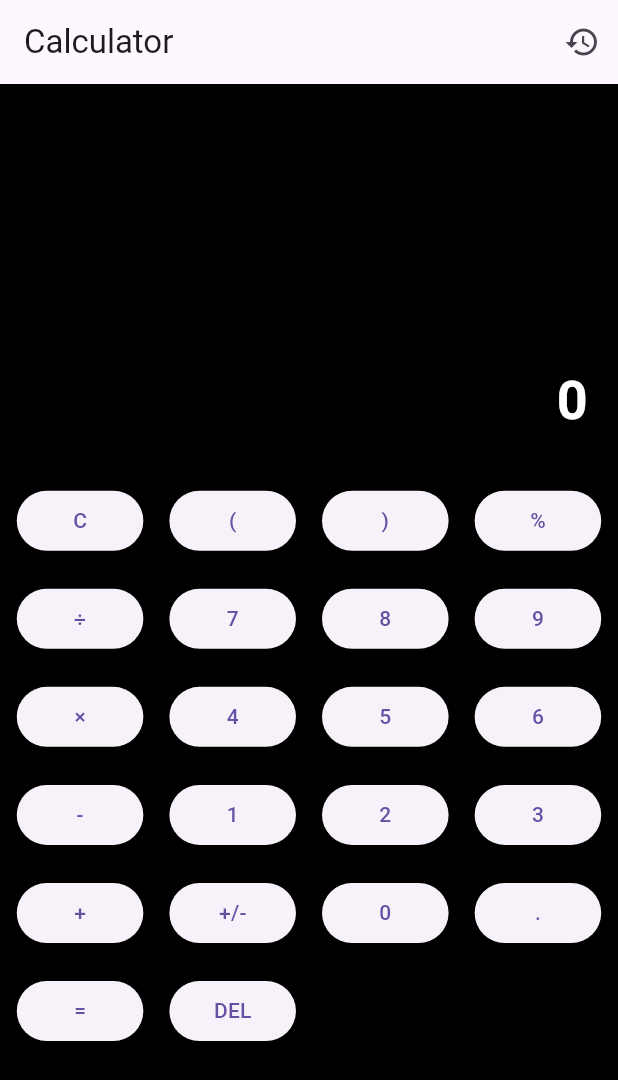
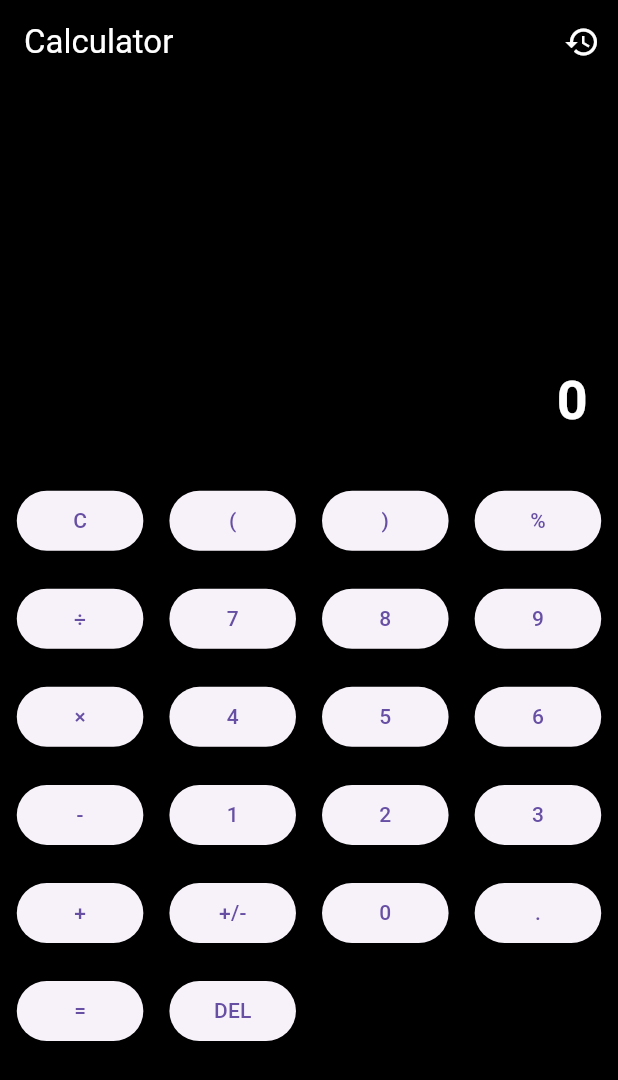
Before and after one commit to CHANDARA-code/calculator, a Flutter app: the screen it shows after launch, on a phone screen of 412 x 824 dp. Shown: the top 1080 px of the screen. Run offline on Flutter 3.47's test engine with Material 3 defaults, Android fonts, the phone set to English and light mode, and no system bars; drawn by our look-alikes of auto_size_text; our stand-ins replace hooks_riverpod, math_expressions, responsive_grid, shared_preferences.

Commit message:
build: enhance color home screen and test case

```diff
--- a/lib/screens/calculator_screen.dart
+++ b/lib/screens/calculator_screen.dart
@@ -19,10 +19,17 @@ class CalculatorScreen extends ConsumerWidget {
     return Scaffold(
       backgroundColor: Colors.black,
       appBar: AppBar(
-        title: Text('Calculator'),
+        backgroundColor: Colors.black,
+        title: Text(
+          'Calculator',
+          style: TextStyle(color: Colors.white),
+        ),
         actions: [
           IconButton(
-            icon: Icon(Icons.history),
+            icon: Icon(
+              Icons.history,
+              color: Colors.white,
+            ),
             onPressed: () {
               Navigator.of(context).push(
                 MaterialPageRoute(builder: (context) => HistoryScreen()),
```
Also changed, not shown: 1 other file.
